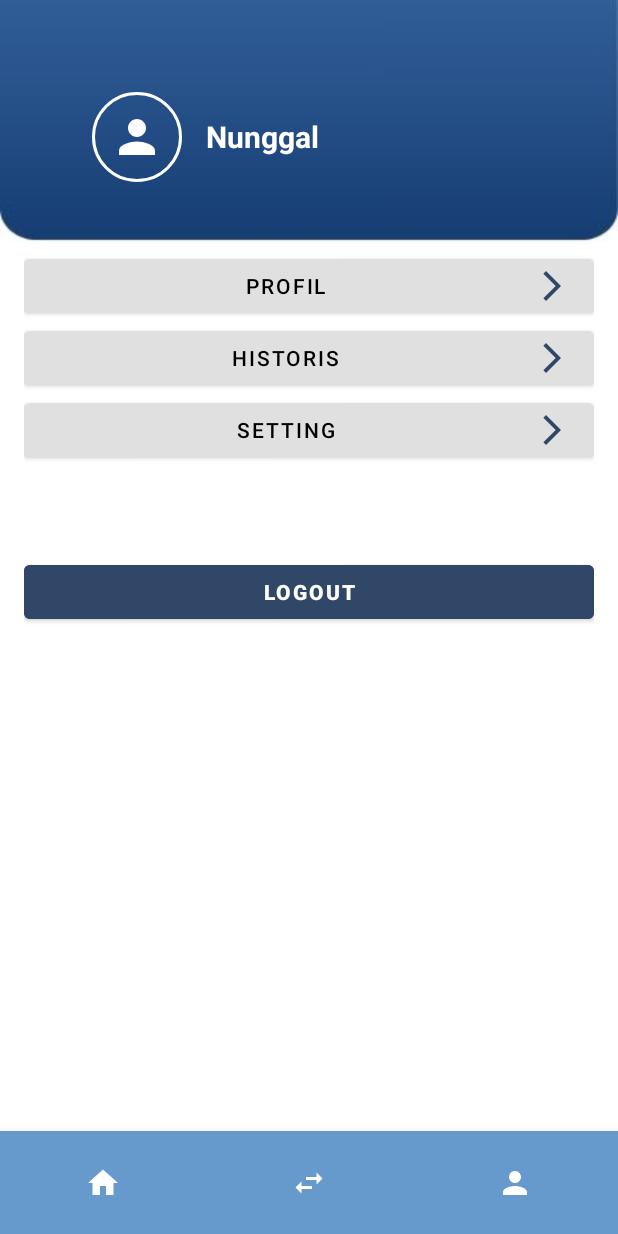
After one commit to Nunggal-Wicaksono/MySwapp, an Android app built with Jetpack Compose: the fragment ProfileFragment placed in its activity, on a phone screen of 412 x 824 dp. The commit adds this screen. Run offline under Robolectric (Android 15) with nearby library versions, the phone set to English and light mode, and no system bars; our stand-ins replace Room's generated code.

Commit message:
profile_historis

```diff
--- a/app/src/main/java/com/example/myswap/MainActivity.kt
+++ b/app/src/main/java/com/example/myswap/MainActivity.kt
@@ -22,6 +22,7 @@ class MainActivity : AppCompatActivity() {
             when (it.itemId) {
                 R.id.nav_home -> replaceFragment(HomeFragment())
                 R.id.nav_swap -> replaceFragment(SwapFragment())
+                R.id.nav_profile -> replaceFragment(ProfileFragment())
             }
             true
         }
--- /dev/null
+++ b/app/src/main/java/com/example/myswap/ProfileFragment.kt
@@ -0,0 +1,42 @@
+package com.example.myswap
+
+import android.content.Intent
+import android.os.Bundle
+import android.view.LayoutInflater
+import android.view.View
+import android.view.ViewGroup
+import androidx.fragment.app.Fragment
+import com.example.myswap.databinding.FragmentProfileBinding
+import com.example.myswap.HistorisFragment
+
+class ProfileFragment : Fragment() {
+
+    private lateinit var binding: FragmentProfileBinding
+
+    override fun onCreateView(
+        inflater: LayoutInflater, container: ViewGroup?,
+        savedInstanceState: Bundle?
+    ): View {
+        binding = FragmentProfileBinding.inflate(inflater, container, false)
+
+        // Navigasi ke Edit Profile
+        binding.btnProfile.setOnClickListener {
+            startActivity(Intent(requireContext(), EditProfileActivity::class.java))
+        }
+
+        // Navigasi ke HistorisFragment (bukan activity)
+        binding.btnHistory.setOnClickListener {
+            parentFragmentManager.beginTransaction()
+                .replace(R.id.fragment_container, HistorisFragment())  // Pastikan ID container sesuai
+                .addToBackStack(null)
+                .commit()
+        }
+
+        // Navigasi ke Settings
+        binding.btnSetting.setOnClickListener {
+            startActivity(Intent(requireContext(), SettingsActivity::class.java))
+        }
+
+        return binding.root
+    }
+}
--- /dev/null
+++ b/app/src/main/res/layout/fragment_profile.xml
@@ -0,0 +1,75 @@
+<?xml version="1.0" encoding="utf-8"?>
+<LinearLayout
+    xmlns:android="http://schemas.android.com/apk/res/android"
+    android:layout_width="match_parent"
+    android:layout_height="match_parent"
+    android:orientation="vertical"
+    android:background="@drawable/bg_profile"
+    android:padding="16dp">
+
+    <!-- Header -->
+
+    <!-- Menu List -->
+    <LinearLayout
+        android:layout_width="match_parent"
+        android:layout_height="wrap_content"
+        android:gravity="center_vertical"
+        android:orientation="horizontal"
+        android:padding="45dp">
+
+        <ImageView
+            android:layout_width="60dp"
+            android:layout_height="60dp"
+            android:background="@drawable/bg_circle"
+            android:padding="12dp"
+            android:src="@drawable/ic_profile" />
+
+        <TextView
+            android:id="@+id/tvUsername"
+            android:layout_width="wrap_content"
+            android:layout_height="wrap_content"
+            android:paddingStart="16dp"
+            android:text="Nunggal"
+            android:textColor="@android:color/white"
+            android:textSize="20sp"
+            android:textStyle="bold" />
+    </LinearLayout>
+
+    <Button
+        android:id="@+id/btnProfile"
+        android:layout_width="match_parent"
+        android:layout_height="wrap_content"
+        android:text="Profil"
+        android:backgroundTint="#E0E0E0"
+        android:textColor="@android:color/black"
+        android:drawableEnd="@drawable/ic_arrow_right" />
+
+    <Button
+        android:id="@+id/btnHistory"
+        android:layout_width="match_parent"
+        android:layout_height="wrap_content"
+        android:text="Historis"
+        android:backgroundTint="#E0E0E0"
+        android:textColor="@android:color/black"
+        android:drawableEnd="@drawable/ic_arrow_right" />
+
+    <Button
+        android:id="@+id/btnSetting"
+        android:layout_width="match_parent"
+        android:layout_height="wrap_content"
+        android:text="Setting"
+        android:backgroundTint="#E0E0E0"
+        android:textColor="@android:color/black"
+        android:drawableEnd="@drawable/ic_arrow_right" />
+
+    <!-- Logout -->
+    <Button
+        android:id="@+id/btnLogout"
+        android:layout_width="match_parent"
+        android:layout_height="wrap_content"
+        android:text="LOGOUT"
+        android:textStyle="bold"
+        android:textColor="@android:color/white"
+        android:backgroundTint="#304767"
+        android:layout_marginTop="60dp" />
+</LinearLayout>
--- a/app/src/main/res/menu/bottom_nav_menu.xml
+++ b/app/src/main/res/menu/bottom_nav_menu.xml
@@ -5,5 +5,9 @@
     <item android:id="@+id/nav_swap"
         android:icon="@drawable/ic_swap"
         android:title="Swap" />
+    <item
+        android:id="@+id/nav_profile"
+        android:icon="@drawable/ic_profile"
+        android:title="Profile" />
 
 </menu>
```
Also changed, not shown: app/src/main/java/com/example/myswap/EditProfileActivity.kt (added, +30 -0 lines), app/src/main/java/com/example/myswap/HistorisFragment.kt (added, +59 -0 lines), app/src/main/java/com/example/myswap/SettingsActivity.kt (added, +19 -0 lines), app/src/main/res/layout/activity_edit_profile.xml (added, +42 -0 lines), app/src/main/res/layout/activity_settings.xml (added, +15 -0 lines), app/src/main/res/layout/fragment_historis.xml (added, +19 -0 lines).
